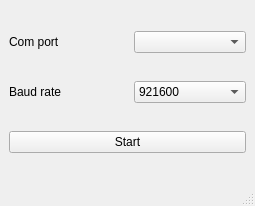
This is comWindow.ui in UBC-Rocket/UBCRocketGroundStation as Qt 5 draws it before an edit. The edited form follows.
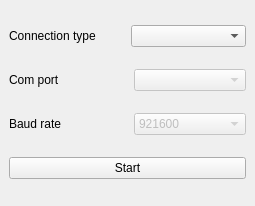
This is the edited form.

Diff of the .ui file:
```diff
--- a/comWindow.ui
+++ b/comWindow.ui
@@ -15,6 +15,20 @@
   </property>
   <widget class="QWidget" name="centralwidget">
    <layout class="QVBoxLayout" name="verticalLayout">
+    <item>
+     <layout class="QHBoxLayout" name="horizontalLayout">
+      <item>
+       <widget class="QLabel" name="label_3">
+        <property name="text">
+         <string>Connection type</string>
+        </property>
+       </widget>
+      </item>
+      <item>
+       <widget class="QComboBox" name="typeBox"/>
+      </item>
+     </layout>
+    </item>
     <item>
      <layout class="QHBoxLayout" name="horizontalLayout_2">
       <property name="sizeConstraint">
@@ -40,7 +54,11 @@
        </widget>
       </item>
       <item>
-       <widget class="QComboBox" name="comBox"/>
+       <widget class="QComboBox" name="comBox">
+        <property name="enabled">
+         <bool>false</bool>
+        </property>
+       </widget>
       </item>
      </layout>
     </item>
@@ -76,6 +94,9 @@
       </item>
       <item>
        <widget class="QComboBox" name="baudBox">
+        <property name="enabled">
+         <bool>false</bool>
+        </property>
         <item>
          <property name="text">
           <string>921600</string>
@@ -99,17 +120,6 @@
     </item>
    </layout>
   </widget>
-  <widget class="QMenuBar" name="menubar">
-   <property name="geometry">
-    <rect>
-     <x>0</x>
-     <y>0</y>
-     <width>255</width>
-     <height>18</height>
-    </rect>
-   </property>
-  </widget>
-  <widget class="QStatusBar" name="statusbar"/>
  </widget>
  <resources/>
  <connections/>
```
